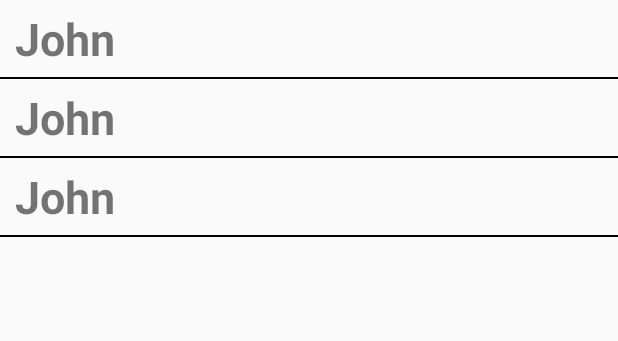
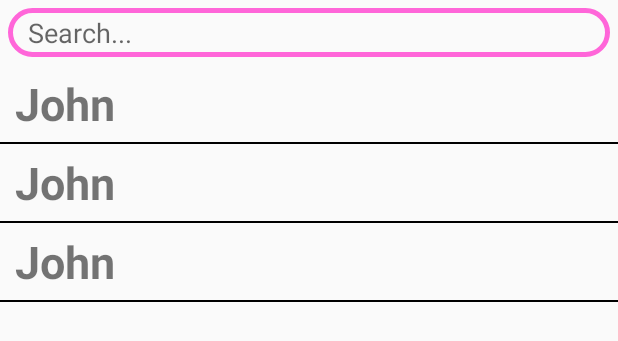
Before and after one commit to HiJohnCurtis/Mindful_App, an Android app built with Jetpack Compose: the layout activity_main_n.xml on its own in the app's theme, with its tools: preview values and no code run, on a phone screen of 412 x 824 dp. Shown: the top 341 px of the screen. Run offline under Robolectric (Android 15) with nearby library versions, the phone set to English and light mode, and no system bars.

Commit message:
Added searchbar w/o funtionality, updated files, adjusted signup and login error messages

```diff
--- a/app/src/main/java/com/example/chattingappmindful/LoginN.kt
+++ b/app/src/main/java/com/example/chattingappmindful/LoginN.kt
@@ -55,8 +55,9 @@ class LoginN : AppCompatActivity() {
                     finish()
                     startActivity(intent)
 
-                } else {
-                    Toast.makeText(this@LoginN, "User does not exist", Toast.LENGTH_SHORT).show()
+                } else
+                {
+                    Toast.makeText(this@LoginN, "Email or password is incorrect", Toast.LENGTH_SHORT).show()
 
 
                 }
--- a/app/src/main/java/com/example/chattingappmindful/SignUpN.kt
+++ b/app/src/main/java/com/example/chattingappmindful/SignUpN.kt
@@ -57,8 +57,9 @@ class SignUpN : AppCompatActivity() {
                     startActivity(intent)
 
 
-                } else {
-                    Toast.makeText(this@SignUpN, "Some error occurred", Toast.LENGTH_SHORT).show()
+                } else
+                {
+                    Toast.makeText(this@SignUpN, "User already exists, Please Login", Toast.LENGTH_SHORT).show()
 
 
                 }
--- a/app/src/main/res/layout/activity_main_n.xml
+++ b/app/src/main/res/layout/activity_main_n.xml
@@ -1,18 +1,33 @@
 <?xml version="1.0" encoding="utf-8"?>
-<androidx.constraintlayout.widget.ConstraintLayout xmlns:android="http://schemas.android.com/apk/res/android"
+<RelativeLayout xmlns:android="http://schemas.android.com/apk/res/android"
     xmlns:app="http://schemas.android.com/apk/res-auto"
     xmlns:tools="http://schemas.android.com/tools"
     android:layout_width="match_parent"
     android:layout_height="match_parent"
     tools:context=".MainActivityN">
 
+    <EditText
+        android:id="@+id/search_users"
+        android:layout_width="match_parent"
+        android:layout_height="wrap_content"
+        android:layout_margin="5dp"
+        android:hint="Search..."
+        android:paddingLeft="13dp"
+        android:paddingTop="4dp"
+        android:paddingBottom="4dp"
+        android:background="@drawable/edt_background"
+        />
+
 
     <androidx.recyclerview.widget.RecyclerView
         android:id="@+id/userRecyclerView"
+        android:layout_below="@id/search_users"
         android:layout_width="match_parent"
         android:layout_height="match_parent"
         tools:layout_editor_absoluteX="1dp"
         tools:listitem="@layout/user_layout"
         tools:layout_editor_absoluteY="1dp" />
 
-</androidx.constraintlayout.widget.ConstraintLayout>
+    <!--initial layout was: androidx.constraintlayout.widget.ConstraintLayout-->
+
+</RelativeLayout>
--- a/app/src/main/res/layout/user_fragment.xml
+++ b/app/src/main/res/layout/user_fragment.xml
@@ -17,4 +17,6 @@
         android:layout_width="match_parent"
         android:layout_height="match_parent" />
 
+    <!--File may not need to be used-->
+
 </RelativeLayout>
```
Also changed, not shown: app/build.gradle (+7 -7 lines), app/src/main/java/com/example/chattingappmindful/UsersFragment.kt (added, +14 -0 lines).
